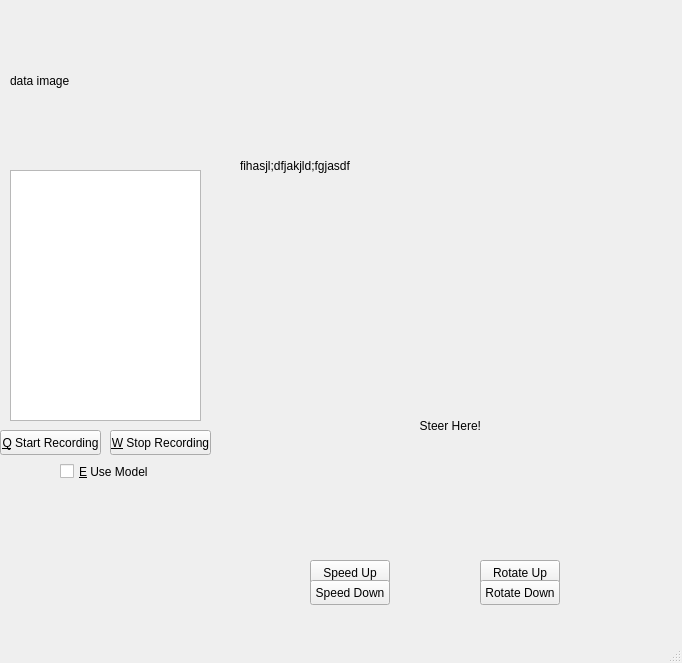
Old version of the form ella_test/ImitationLearner.ui in the repository 111homell111/controller_pkg.
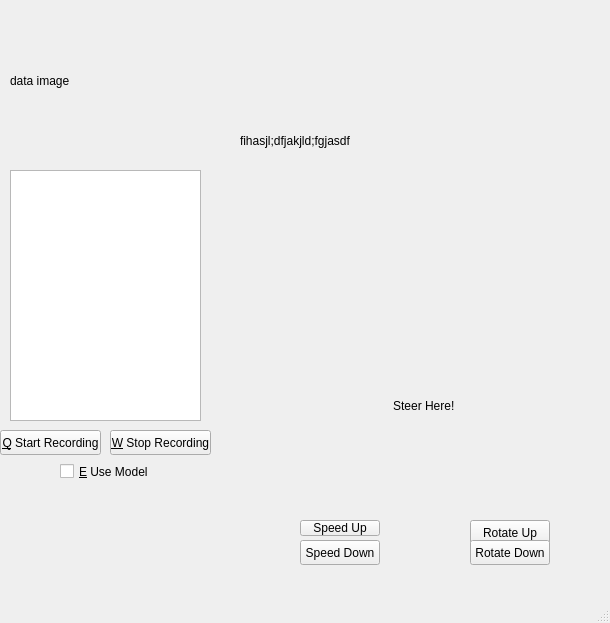
New version of the form.

```diff
--- a/ella_test/ImitationLearner.ui
+++ b/ella_test/ImitationLearner.ui
@@ -6,8 +6,8 @@
    <rect>
     <x>0</x>
     <y>0</y>
-    <width>682</width>
-    <height>663</height>
+    <width>610</width>
+    <height>623</height>
    </rect>
   </property>
   <property name="windowTitle">
@@ -35,8 +35,8 @@
      <rect>
       <x>240</x>
       <y>10</y>
-      <width>391</width>
-      <height>311</height>
+      <width>341</width>
+      <height>261</height>
      </rect>
     </property>
     <property name="text">
@@ -48,21 +48,21 @@
      <rect>
       <x>240</x>
       <y>310</y>
-      <width>411</width>
-      <height>231</height>
+      <width>341</width>
+      <height>191</height>
      </rect>
     </property>
     <property name="text">
-     <string>                                                      Steer Here!</string>
+     <string>                                              Steer Here!</string>
     </property>
    </widget>
    <widget class="QPushButton" name="speed_up_button">
     <property name="geometry">
      <rect>
-      <x>310</x>
-      <y>560</y>
+      <x>300</x>
+      <y>520</y>
       <width>80</width>
-      <height>25</height>
+      <height>16</height>
      </rect>
     </property>
     <property name="text">
@@ -72,8 +72,8 @@
    <widget class="QPushButton" name="rotate_up_button">
     <property name="geometry">
      <rect>
-      <x>480</x>
-      <y>560</y>
+      <x>470</x>
+      <y>520</y>
       <width>80</width>
       <height>25</height>
      </rect>
@@ -85,8 +85,8 @@
    <widget class="QPushButton" name="speed_down_button">
     <property name="geometry">
      <rect>
-      <x>310</x>
-      <y>580</y>
+      <x>300</x>
+      <y>540</y>
       <width>80</width>
       <height>25</height>
      </rect>
@@ -98,8 +98,8 @@
    <widget class="QPushButton" name="rotate_down_button">
     <property name="geometry">
      <rect>
-      <x>480</x>
-      <y>580</y>
+      <x>470</x>
+      <y>540</y>
       <width>80</width>
       <height>25</height>
      </rect>
```
Left out of the diff: 2 changed lines with no effect on the pictures.
